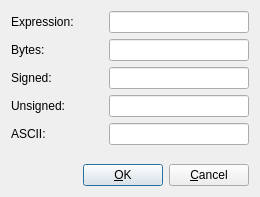
The window that src/gui/Src/Gui/WordEditDialog.ui (x64dbg/x64dbg) describes before a commit, drawn with Qt 5.
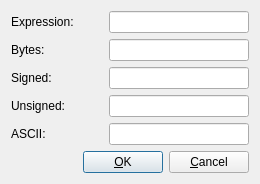
The same window after the commit. Icons and pictures are not drawn.

```diff
--- a/src/gui/Src/Gui/WordEditDialog.ui
+++ b/src/gui/Src/Gui/WordEditDialog.ui
@@ -7,7 +7,7 @@
     <x>0</x>
     <y>0</y>
     <width>260</width>
-    <height>197</height>
+    <height>166</height>
    </rect>
   </property>
   <property name="sizePolicy">
```
